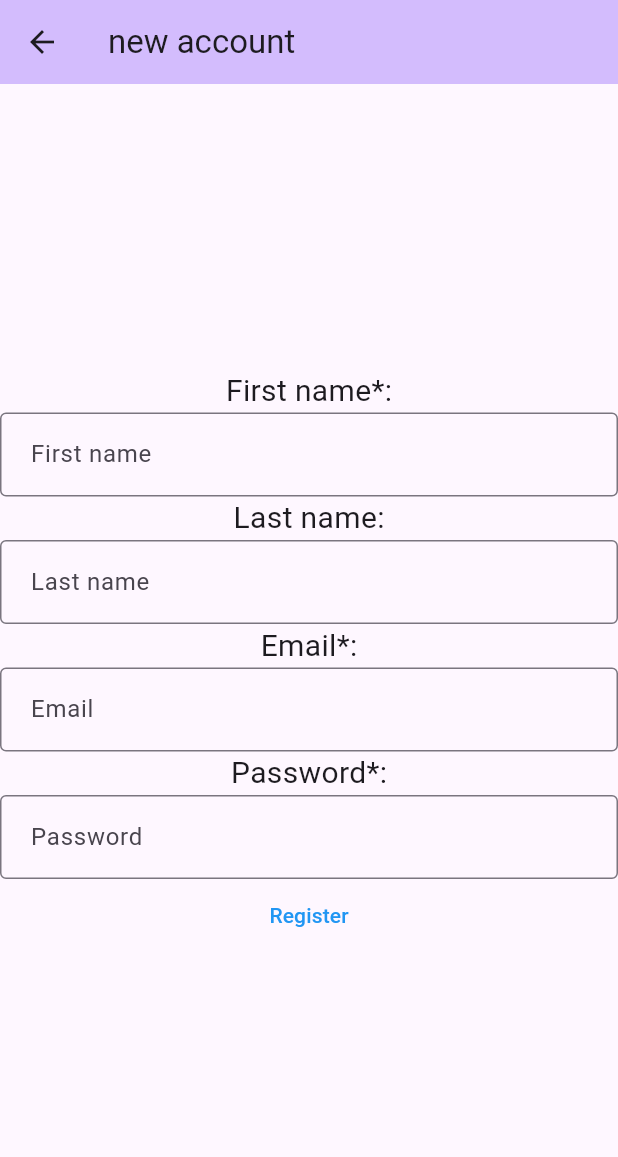
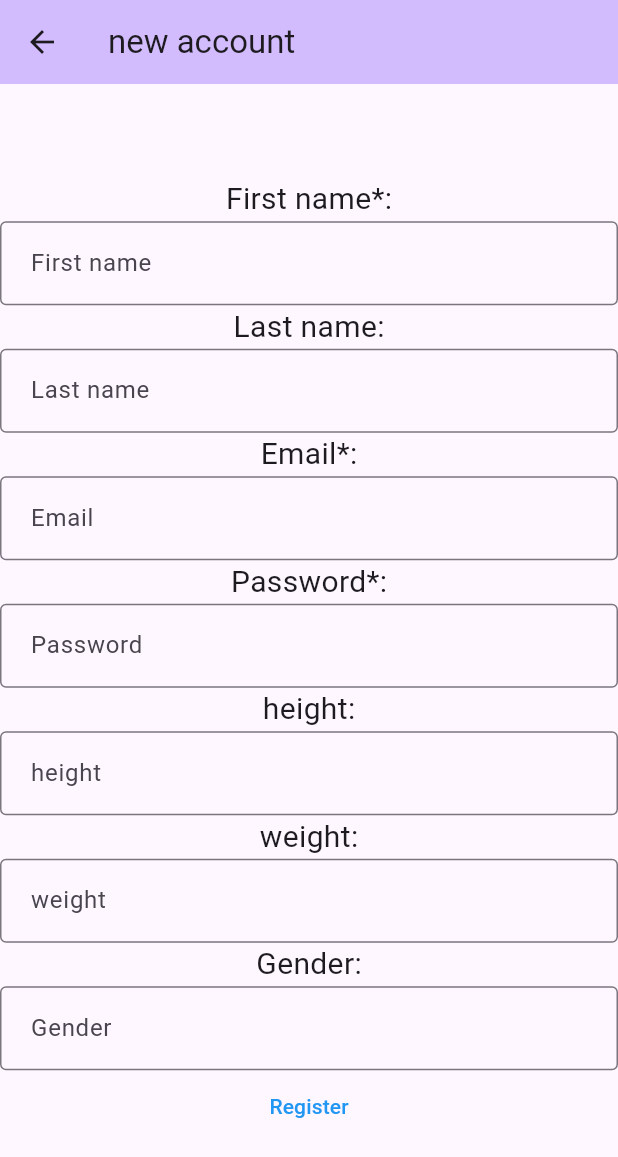
Before and after one commit to noorsharkia1/FinalProject, a Flutter app: the RegisterScreen screen opened directly, on a phone screen of 412 x 824 dp. Shown: the top 1157 px of the screen. Run offline on Flutter 3.47's test engine with Material 3 defaults, Android fonts, the phone set to English and light mode, and no system bars.

Commit message:
add to reg..

```diff
--- a/lib/Views/RegisterScreen.dart
+++ b/lib/Views/RegisterScreen.dart
@@ -88,6 +88,33 @@ class RegisterscreenPageState extends State<RegisterScreen> {
               decoration: InputDecoration(
                   border: OutlineInputBorder(), hintText: ' Password'),
             ),
+            Text(
+              "height:",
+              style: TextStyle(fontSize: 20),
+            ),
+            TextField(
+              controller: _textPassword,
+              decoration: InputDecoration(
+                  border: OutlineInputBorder(), hintText: ' height'),
+            ),
+            Text(
+              "weight:",
+              style: TextStyle(fontSize: 20),
+            ),
+            TextField(
+              controller: _textPassword,
+              decoration: InputDecoration(
+                  border: OutlineInputBorder(), hintText: ' weight'),
+            ),
+            Text(
+              "Gender:",
+              style: TextStyle(fontSize: 20),
+            ),
+            TextField(
+              controller: _textPassword,
+              decoration: InputDecoration(
+                  border: OutlineInputBorder(), hintText: ' Gender'),
+            ),
 
             TextButton(
               style: ButtonStyle(
```
